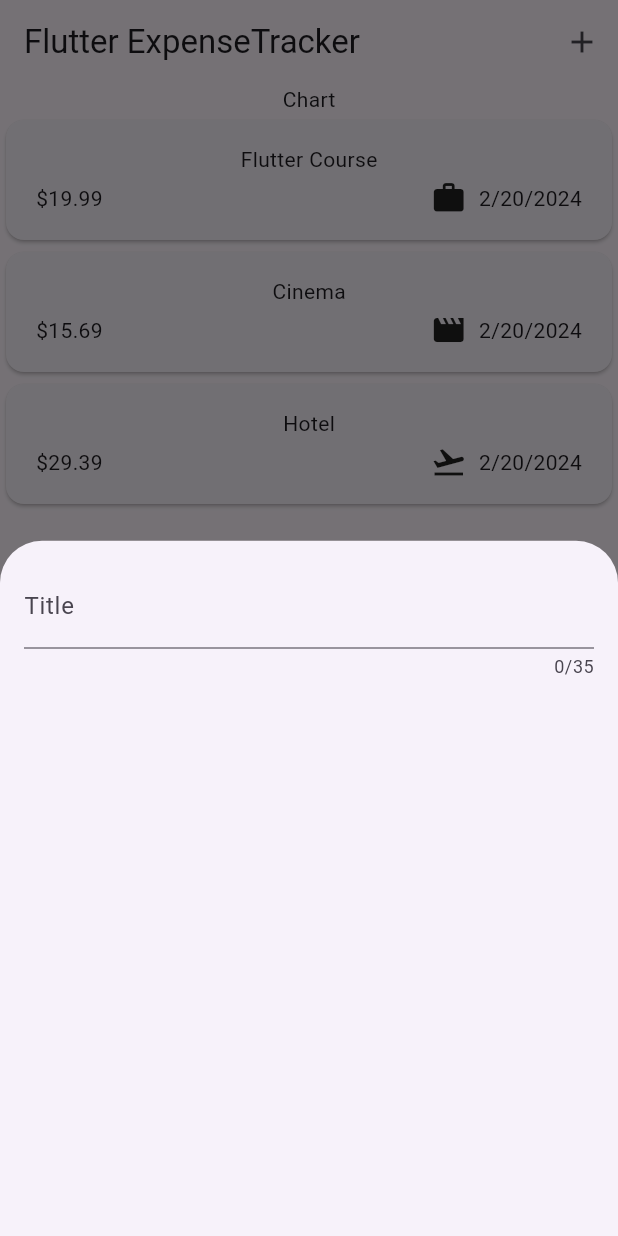
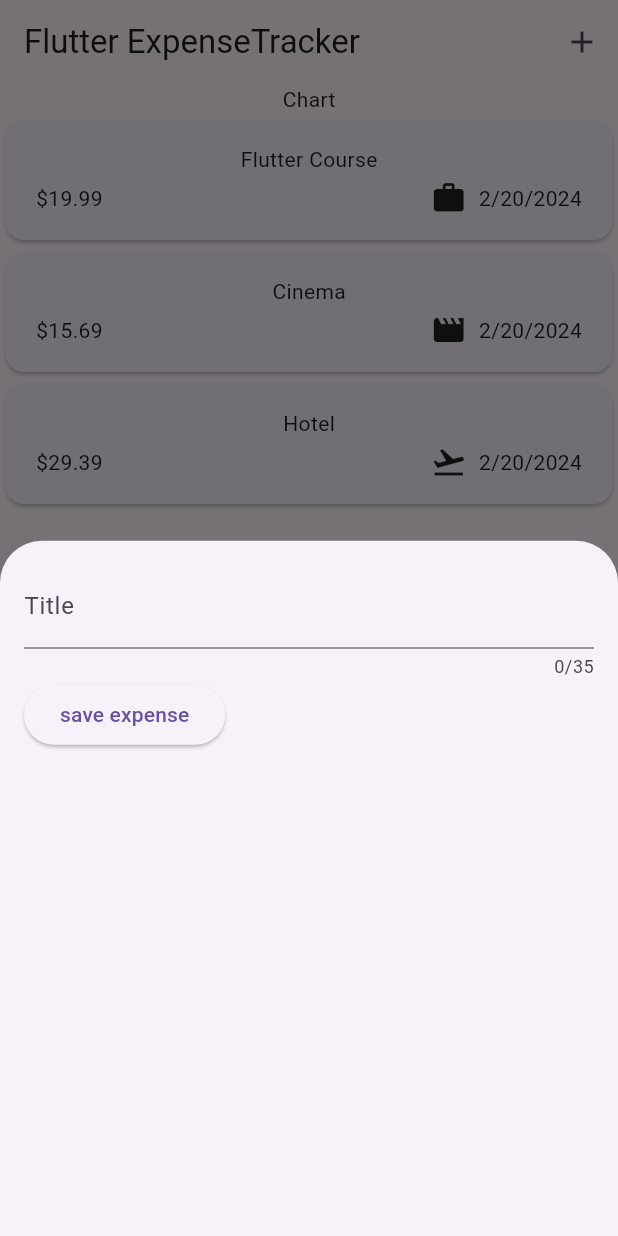
Before and after one commit to OussemaDammak/Expense_Tracker, a Flutter app: the screen it shows after launch, after a tap on the "add" icon, on a phone screen of 412 x 824 dp. Run offline on Flutter 3.47's test engine with Material 3 defaults, Android fonts, the phone set to English and light mode, and no system bars.

Commit message:
start storing user input

```diff
--- a/lib/widgets/new_expense.dart
+++ b/lib/widgets/new_expense.dart
@@ -10,17 +10,36 @@ class NewExpense extends StatefulWidget {
 }
 
 class _NewExpenseState extends State<NewExpense> {
+  final _titleController = TextEditingController();
+
+  @override
+  void dispose() {
+    _titleController.dispose();
+    super.dispose();
+  }
+
   @override
   Widget build(BuildContext context) {
-    return const Padding(
-      padding: EdgeInsets.all(16),
+    return Padding(
+      padding: const EdgeInsets.all(16),
       child: Column(
         children: [
           TextField(
+            controller:_titleController,
             maxLength: 35,
-            decoration: InputDecoration(
+            decoration: const InputDecoration(
               label: Text('Title'),
             ),
+          ),
+          Row(
+            children: [
+              ElevatedButton(
+                onPressed: () {
+                  print(_titleController.text);
+                },
+                child: const Text('save expense'),
+              ),
+            ],
           ),
         ],
       ),
```
